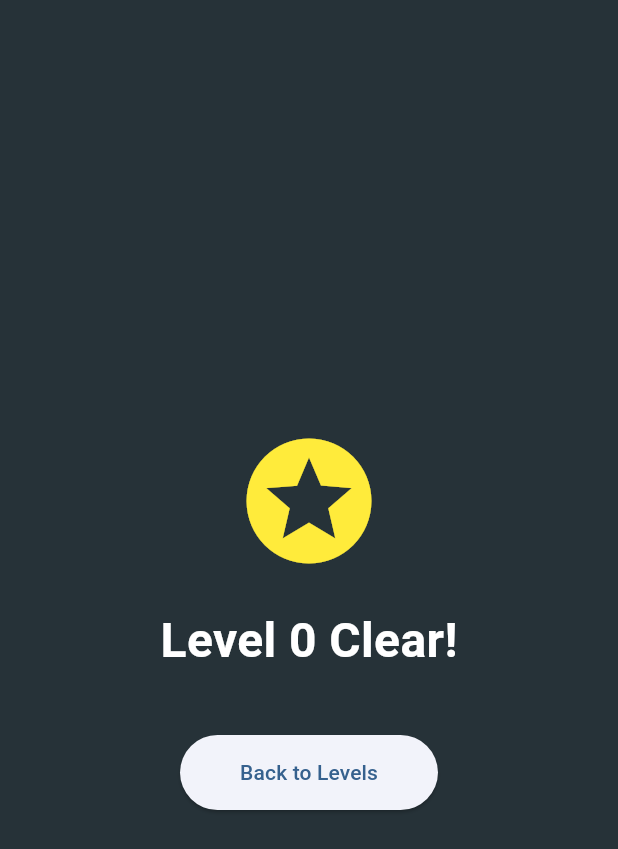
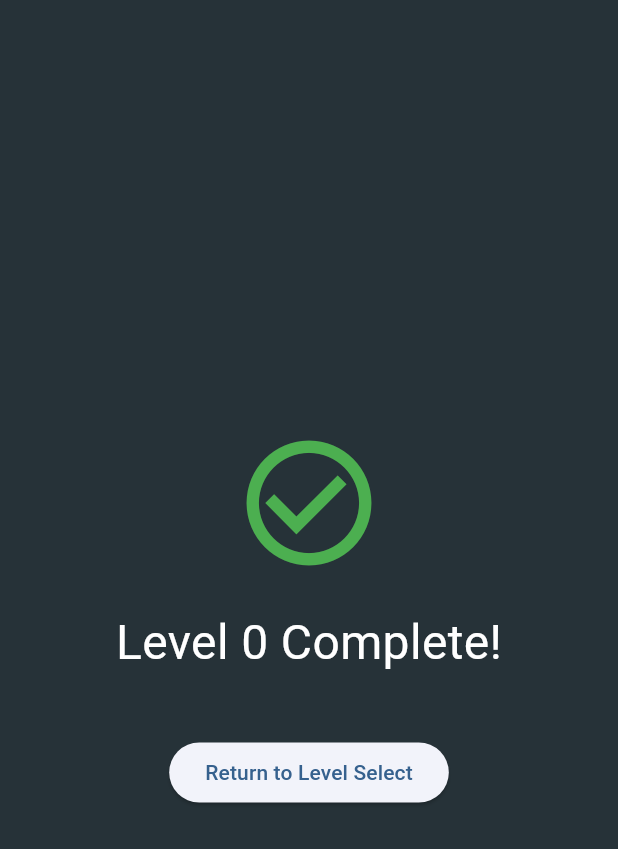
Before and after one commit to vikstrr1/maze-game, a Flutter app: the ResultScreen screen opened directly with empty values, on a phone screen of 412 x 824 dp. Shown: the top 849 px of the screen. Run offline on Flutter 3.47's test engine with Material 3 defaults, Android fonts, the phone set to English and light mode, and no system bars; our stand-ins replace cloud_firestore, firebase_auth, firebase_core, get; missing offline and left inert: flame; accounts and stored records are empty; statements that could not run were skipped.

Commit message:
level selection fixed

```diff
--- a/lib/src/screens/result_screen.dart
+++ b/lib/src/screens/result_screen.dart
@@ -3,7 +3,6 @@ import 'package:get/get.dart';
 
 class ResultScreen extends StatelessWidget {
   final int levelId;
-
   const ResultScreen({super.key, required this.levelId});
 
   @override
@@ -14,18 +13,14 @@ class ResultScreen extends StatelessWidget {
         child: Column(
           mainAxisAlignment: MainAxisAlignment.center,
           children: [
-            const Icon(Icons.stars, size: 100, color: Colors.yellow),
+            const Icon(Icons.check_circle_outline, size: 100, color: Colors.green),
             const SizedBox(height: 20),
-            Text(
-              'Level $levelId Clear!',
-              style: const TextStyle(fontSize: 32, color: Colors.white, fontWeight: FontWeight.bold),
-            ),
+            Text('Level $levelId Complete!',
+              style: const TextStyle(fontSize: 32, color: Colors.white)),
             const SizedBox(height: 40),
             ElevatedButton(
-              style: ElevatedButton.styleFrom(padding: const EdgeInsets.symmetric(horizontal: 40, vertical: 15)),
-              // Requirement: Intuitive navigation back to level selection
-              onPressed: () => Get.back(),
-              child: const Text('Back to Levels'),
+              onPressed: () => Get.back(), // Navigates back to Level Selection
+              child: const Text('Return to Level Select'),
             ),
           ],
         ),
```
Also changed, not shown: lib/src/components/maze_exit.dart (+4 -9 lines), lib/src/game.dart (+3 -6 lines), lib/src/screens/level_select_screen.dart (+10 -7 lines).
